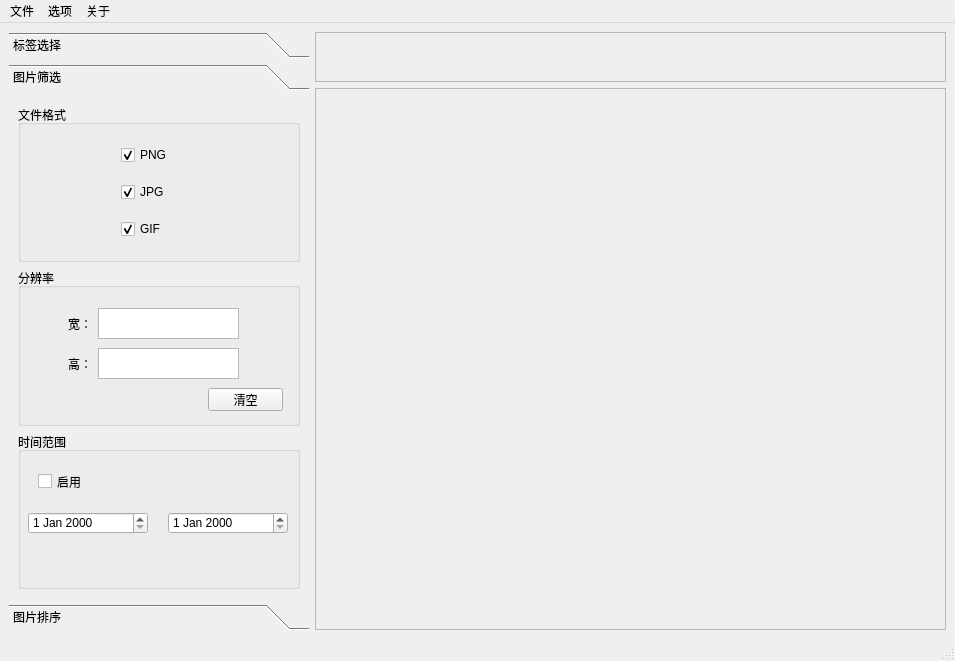
Above: ui/picture_manager.ui from djasoid/pixiv_pictures_manager before the change. Below: the same form after it.
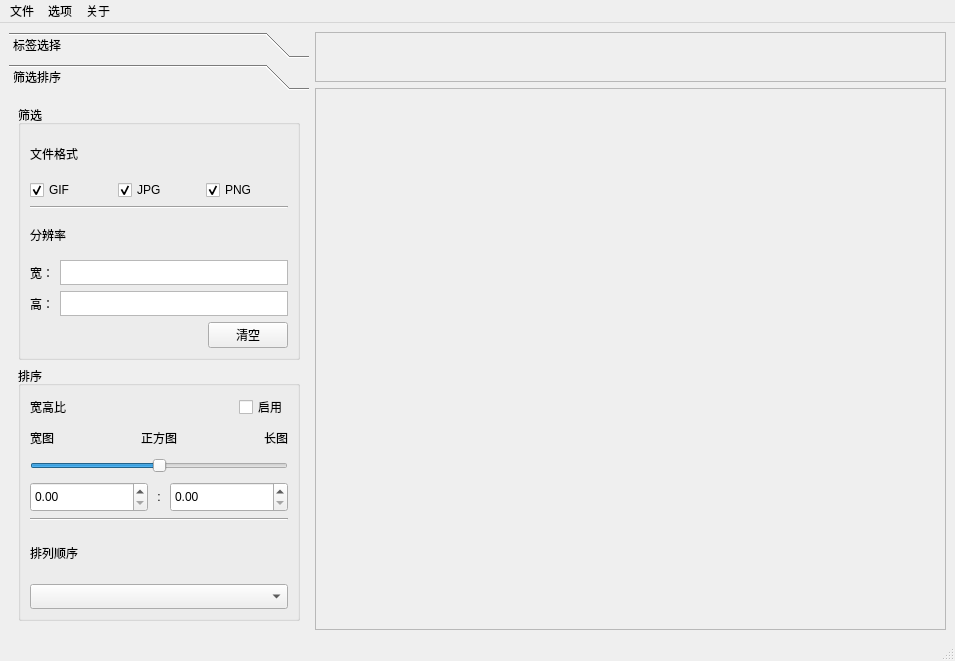
That is the form after the change.

Commit message: picture filter and sort feature, enhance picture parsing with aspect ratio, and remove unused pic_tag_manager

```diff
--- a/ui/picture_manager.ui
+++ b/ui/picture_manager.ui
@@ -35,7 +35,7 @@
          <x>0</x>
          <y>0</y>
          <width>300</width>
-         <height>504</height>
+         <height>533</height>
         </rect>
        </property>
        <attribute name="label">
@@ -168,205 +168,250 @@
          <x>0</x>
          <y>0</y>
          <width>300</width>
-         <height>504</height>
+         <height>533</height>
         </rect>
        </property>
        <attribute name="label">
-        <string>图片筛选</string>
+        <string>筛选排序</string>
        </attribute>
-       <layout class="QVBoxLayout" name="verticalLayout_5">
+       <layout class="QVBoxLayout" name="verticalLayout_5" stretch="1,1">
         <item>
-         <widget class="QGroupBox" name="fileTypeGroupBox">
+         <widget class="QGroupBox" name="filterGroupBox">
           <property name="title">
-           <string>文件格式</string>
+           <string>筛选</string>
           </property>
-          <layout class="QVBoxLayout" name="verticalLayout_10">
-           <property name="leftMargin">
-            <number>100</number>
-           </property>
+          <layout class="QVBoxLayout" name="verticalLayout_6">
            <item>
-            <widget class="QCheckBox" name="pngCheckBox">
-             <property name="text">
-              <string>PNG</string>
-             </property>
-             <property name="checked">
-              <bool>true</bool>
-             </property>
-            </widget>
+            <layout class="QHBoxLayout" name="horizontalLayout_2">
+             <item>
+              <widget class="QLabel" name="label_3">
+               <property name="text">
+                <string>文件格式</string>
+               </property>
+              </widget>
+             </item>
+             <item>
+              <spacer name="horizontalSpacer_2">
+               <property name="orientation">
+                <enum>Qt::Orientation::Horizontal</enum>
+               </property>
+               <property name="sizeHint" stdset="0">
+                <size>
+                 <width>40</width>
+                 <height>20</height>
+                </size>
+               </property>
+              </spacer>
+             </item>
+            </layout>
            </item>
            <item>
-            <widget class="QCheckBox" name="jpgCheckBox">
-             <property name="text">
-              <string>JPG</string>
-             </property>
-             <property name="checked">
-              <bool>true</bool>
-             </property>
-            </widget>
+            <layout class="QHBoxLayout" name="horizontalLayout">
+             <item>
+              <widget class="QCheckBox" name="gifCheckBox">
+               <property name="text">
+                <string>GIF</string>
+               </property>
+               <property name="checked">
+                <bool>true</bool>
+               </property>
+              </widget>
+             </item>
+             <item>
+              <widget class="QCheckBox" name="jpgCheckBox">
+               <property name="text">
+                <string>JPG</string>
+               </property>
+               <property name="checked">
+                <bool>true</bool>
+               </property>
+              </widget>
+             </item>
+             <item>
+              <widget class="QCheckBox" name="pngCheckBox">
+               <property name="text">
+                <string>PNG</string>
+               </property>
+               <property name="checked">
+                <bool>true</bool>
+               </property>
+              </widget>
+             </item>
+            </layout>
            </item>
            <item>
-            <widget class="QCheckBox" name="gifCheckBox">
-             <property name="text">
-              <string>GIF</string>
+            <widget class="Line" name="line">
+             <property name="orientation">
+              <enum>Qt::Orientation::Horizontal</enum>
              </property>
-             <property name="checked">
-              <bool>true</bool>
-             </property>
             </widget>
            </item>
+           <item>
+            <layout class="QHBoxLayout" name="horizontalLayout_9">
+             <item>
+              <widget class="QLabel" name="label_4">
+               <property name="text">
+                <string>分辨率</string>
+               </property>
+              </widget>
+             </item>
+             <item>
+              <spacer name="horizontalSpacer">
+               <property name="orientation">
+                <enum>Qt::Orientation::Horizontal</enum>
+               </property>
+               <property name="sizeHint" stdset="0">
+                <size>
+                 <width>40</width>
+                 <height>20</height>
+                </size>
+               </property>
+              </spacer>
+             </item>
+            </layout>
+           </item>
+           <item>
+            <layout class="QHBoxLayout" name="horizontalLayout_6">
+             <item>
+              <widget class="QLabel" name="label">
+               <property name="text">
+                <string>宽：</string>
+               </property>
+              </widget>
+             </item>
+             <item>
+              <widget class="QPlainTextEdit" name="resolutionWidthEdit">
+               <property name="sizePolicy">
+                <sizepolicy hsizetype="Expanding" vsizetype="Fixed">
+                 <horstretch>0</horstretch>
+                 <verstretch>0</verstretch>
+                </sizepolicy>
+               </property>
+               <property name="maximumSize">
+                <size>
+                 <width>16777215</width>
+                 <height>25</height>
+                </size>
+               </property>
+               <property name="verticalScrollBarPolicy">
+                <enum>Qt::ScrollBarPolicy::ScrollBarAlwaysOff</enum>
+               </property>
+               <property name="placeholderText">
+                <string/>
+               </property>
+              </widget>
+             </item>
+            </layout>
+           </item>
+           <item>
+            <layout class="QHBoxLayout" name="horizontalLayout_7">
+             <item>
+              <widget class="QLabel" name="label_2">
+               <property name="sizePolicy">
+                <sizepolicy hsizetype="Preferred" vsizetype="Minimum">
+                 <horstretch>0</horstretch>
+                 <verstretch>0</verstretch>
+                </sizepolicy>
+               </property>
+               <property name="text">
+                <string>高：</string>
+               </property>
+              </widget>
+             </item>
+             <item>
+              <widget class="QPlainTextEdit" name="resolutionHeightEdit">
+               <property name="sizePolicy">
+                <sizepolicy hsizetype="Expanding" vsizetype="Fixed">
+                 <horstretch>0</horstretch>
+                 <verstretch>0</verstretch>
+                </sizepolicy>
+               </property>
+               <property name="maximumSize">
+                <size>
+                 <width>16777215</width>
+                 <height>25</height>
+                </size>
+               </property>
+               <property name="verticalScrollBarPolicy">
+                <enum>Qt::ScrollBarPolicy::ScrollBarAlwaysOff</enum>
+               </property>
+               <property name="horizontalScrollBarPolicy">
+                <enum>Qt::ScrollBarPolicy::ScrollBarAsNeeded</enum>
+               </property>
+              </widget>
+             </item>
+            </layout>
+           </item>
+           <item>
+            <layout class="QHBoxLayout" name="horizontalLayout_10">
+             <item>
+              <spacer name="horizontalSpacer_3">
+               <property name="orientation">
+                <enum>Qt::Orientation::Horizontal</enum>
+               </property>
+               <property name="sizeHint" stdset="0">
+                <size>
+                 <width>40</width>
+                 <height>20</height>
+                </size>
+               </property>
+              </spacer>
+             </item>
+             <item>
+              <widget class="QPushButton" name="clearResolutionPushButton">
+               <property name="text">
+                <string>清空</string>
+               </property>
+              </widget>
+             </item>
+            </layout>
+           </item>
           </layout>
          </widget>
         </item>
         <item>
-         <widget class="QGroupBox" name="resolutionGroupBox">
+         <widget class="QGroupBox" name="sortGroupBox">
           <property name="title">
-           <string>分辨率</string>
+           <string>排序</string>
           </property>
-          <widget class="QPushButton" name="pushButton_3">
-           <property name="geometry">
-            <rect>
-             <x>190</x>
-             <y>120</y>
-             <width>75</width>
-             <height>23</height>
-            </rect>
-           </property>
-           <property name="text">
-            <string>清空</string>
-           </property>
-          </widget>
-          <widget class="QWidget" name="layoutWidget">
-           <property name="geometry">
-            <rect>
-             <x>50</x>
-             <y>40</y>
-             <width>171</width>
-             <height>31</height>
-            </rect>
-           </property>
-           <layout class="QHBoxLayout" name="horizontalLayout_6">
-            <item>
-             <widget class="QLabel" name="label">
-              <property name="text">
-               <string>宽：</string>
-              </property>
-             </widget>
-            </item>
-            <item>
-             <widget class="QPlainTextEdit" name="resolutionWidthEdit"/>
-            </item>
-           </layout>
-          </widget>
-          <widget class="QWidget" name="layoutWidget">
-           <property name="geometry">
-            <rect>
-             <x>50</x>
-             <y>80</y>
-             <width>171</width>
-             <height>31</height>
-            </rect>
-           </property>
-           <layout class="QHBoxLayout" name="horizontalLayout_7">
-            <item>
-             <widget class="QLabel" name="label_2">
-              <property name="text">
-               <string>高：</string>
-              </property>
-             </widget>
-            </item>
-            <item>
-             <widget class="QPlainTextEdit" name="resolutionHightEdit"/>
-            </item>
-           </layout>
-          </widget>
-         </widget>
-        </item>
-        <item>
-         <widget class="QGroupBox" name="timeGroupBox">
-          <property name="title">
-           <string>时间范围</string>
-          </property>
-          <widget class="QDateEdit" name="minDateEdit">
-           <property name="geometry">
-            <rect>
-             <x>10</x>
-             <y>80</y>
-             <width>120</width>
-             <height>22</height>
-            </rect>
-           </property>
-          </widget>
-          <widget class="QDateEdit" name="maxDateEdit">
-           <property name="geometry">
-            <rect>
-             <x>150</x>
-             <y>80</y>
-             <width>120</width>
-             <height>22</height>
-            </rect>
-           </property>
-          </widget>
-          <widget class="QCheckBox" name="checkBox_2">
-           <property name="geometry">
-            <rect>
-             <x>20</x>
-             <y>40</y>
-             <width>78</width>
-             <height>19</height>
-            </rect>
-           </property>
-           <property name="text">
-            <string>启用</string>
-           </property>
-          </widget>
-         </widget>
-        </item>
-       </layout>
-      </widget>
-      <widget class="QWidget" name="imageSorter">
-       <property name="geometry">
-        <rect>
-         <x>0</x>
-         <y>0</y>
-         <width>300</width>
-         <height>504</height>
-        </rect>
-       </property>
-       <attribute name="label">
-        <string>图片排序</string>
-       </attribute>
-       <layout class="QVBoxLayout" name="verticalLayout_6" stretch="1,2">
-        <item>
-         <widget class="QGroupBox" name="ratioGroupBox">
-          <property name="title">
-           <string>宽高比</string>
-          </property>
-          <layout class="QVBoxLayout" name="verticalLayout_9">
-           <property name="leftMargin">
-            <number>20</number>
-           </property>
-           <property name="topMargin">
-            <number>10</number>
-           </property>
-           <property name="rightMargin">
-            <number>20</number>
-           </property>
-           <property name="bottomMargin">
-            <number>20</number>
-           </property>
+          <layout class="QVBoxLayout" name="verticalLayout_7">
            <item>
-            <widget class="QCheckBox" name="checkBox">
-             <property name="text">
-              <string>启用</string>
-             </property>
-            </widget>
+            <layout class="QHBoxLayout" name="horizontalLayout_11">
+             <item>
+              <widget class="QLabel" name="label_5">
+               <property name="text">
+                <string>宽高比</string>
+               </property>
+              </widget>
+             </item>
+             <item>
+              <spacer name="horizontalSpacer_4">
+               <property name="orientation">
+                <enum>Qt::Orientation::Horizontal</enum>
+               </property>
+               <property name="sizeHint" stdset="0">
+                <size>
+                 <width>40</width>
+                 <height>20</height>
+                </size>
+               </property>
+              </spacer>
+             </item>
+             <item>
+              <widget class="QCheckBox" name="enableRatioCheckBox">
+               <property name="text">
+                <string>启用</string>
+               </property>
+              </widget>
+             </item>
+            </layout>
            </item>
            <item>
-            <layout class="QVBoxLayout" name="verticalLayout_7">
+            <layout class="QVBoxLayout" name="verticalLayout_12">
              <item>
-              <layout class="QHBoxLayout" name="horizontalLayout_2">
+              <layout class="QHBoxLayout" name="horizontalLayout_5">
                <item>
-                <widget class="QLabel" name="label_3">
+                <widget class="QLabel" name="label_7">
                  <property name="sizePolicy">
                   <sizepolicy hsizetype="Preferred" vsizetype="Preferred">
                    <horstretch>0</horstretch>
@@ -379,7 +424,7 @@
                 </widget>
                </item>
                <item>
-                <widget class="QLabel" name="label_4">
+                <widget class="QLabel" name="label_8">
                  <property name="sizePolicy">
                   <sizepolicy hsizetype="Preferred" vsizetype="Preferred">
                    <horstretch>0</horstretch>
@@ -395,7 +440,7 @@
                 </widget>
                </item>
                <item>
-                <widget class="QLabel" name="label_5">
+                <widget class="QLabel" name="label_9">
                  <property name="sizePolicy">
                   <sizepolicy hsizetype="Preferred" vsizetype="Preferred">
                    <horstretch>0</horstretch>
@@ -413,7 +458,7 @@
               </layout>
              </item>
              <item>
-              <widget class="QSlider" name="horizontalSlider">
+              <widget class="QSlider" name="ratioSlider">
                <property name="minimumSize">
                 <size>
                  <width>0</width>
@@ -423,11 +468,19 @@
                <property name="toolTipDuration">
                 <number>2</number>
                </property>
+               <property name="styleSheet">
+                <string notr="true">QSlider::sub-page:horizontal, QSlider::add-page:horizontal {
+background: rgb(200,200,200);
+}</string>
+               </property>
                <property name="minimum">
-                <number>-100</number>
+                <number>-60</number>
                </property>
                <property name="maximum">
-                <number>100</number>
+                <number>60</number>
+               </property>
+               <property name="pageStep">
+                <number>1</number>
                </property>
                <property name="value">
                 <number>0</number>
@@ -452,19 +505,22 @@
             </layout>
            </item>
            <item>
-            <layout class="QHBoxLayout" name="horizontalLayout">
+            <layout class="QHBoxLayout" name="horizontalLayout_8">
              <item>
-              <widget class="QDoubleSpinBox" name="doubleSpinBox">
+              <widget class="QDoubleSpinBox" name="widthRatioSpinBox">
                <property name="minimumSize">
                 <size>
                  <width>0</width>
                  <height>30</height>
                 </size>
                </property>
+               <property name="singleStep">
+                <double>1.000000000000000</double>
+               </property>
               </widget>
              </item>
              <item>
-              <widget class="QLabel" name="label_6">
+              <widget class="QLabel" name="label_10">
                <property name="sizePolicy">
                 <sizepolicy hsizetype="Minimum" vsizetype="Preferred">
                  <horstretch>0</horstretch>
@@ -486,45 +542,58 @@
               </widget>
              </item>
              <item>
-              <widget class="QDoubleSpinBox" name="doubleSpinBox_2">
+              <widget class="QDoubleSpinBox" name="heightRatioSpinBox">
                <property name="minimumSize">
                 <size>
                  <width>0</width>
                  <height>30</height>
                 </size>
                </property>
+               <property name="singleStep">
+                <double>1.000000000000000</double>
+               </property>
               </widget>
              </item>
             </layout>
            </item>
-          </layout>
-         </widget>
-        </item>
-        <item>
-         <widget class="QGroupBox" name="sortPriorityGroupBox">
-          <property name="title">
-           <string>排序优先级</string>
-          </property>
-          <layout class="QVBoxLayout" name="verticalLayout_8">
-           <property name="leftMargin">
-            <number>20</number>
-           </property>
-           <property name="topMargin">
-            <number>20</number>
-           </property>
-           <property name="rightMargin">
-            <number>20</number>
-           </property>
-           <property name="bottomMargin">
-            <number>20</number>
-           </property>
            <item>
-            <widget class="QListWidget" name="listWidget"/>
+            <widget class="Line" name="line_2">
+             <property name="orientation">
+              <enum>Qt::Orientation::Horizontal</enum>
+             </property>
+            </widget>
            </item>
            <item>
-            <widget class="QPushButton" name="pushButton_2">
-             <property name="text">
-              <string>重置</string>
+            <layout class="QHBoxLayout" name="horizontalLayout_12">
+             <item>
+              <widget class="QLabel" name="label_6">
+               <property name="text">
+                <string>排列顺序</string>
+               </property>
+              </widget>
+             </item>
+             <item>
+              <spacer name="horizontalSpacer_5">
+               <property name="orientation">
+                <enum>Qt::Orientation::Horizontal</enum>
+               </property>
+               <property name="sizeHint" stdset="0">
+                <size>
+                 <width>40</width>
+                 <height>20</height>
+                </size>
+               </property>
+              </spacer>
+             </item>
+            </layout>
+           </item>
+           <item>
+            <widget class="QComboBox" name="sortComboBox">
+             <property name="minimumSize">
+              <size>
+               <width>0</width>
+               <height>25</height>
+              </size>
              </property>
             </widget>
            </item>
```
The commit also changes 8 other files.
